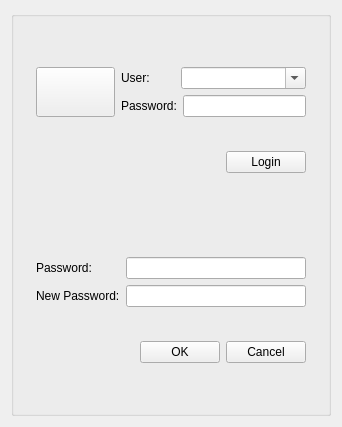
The window that userwidget.ui (wwlzq5/3tai) describes before a commit, drawn with Qt 5.
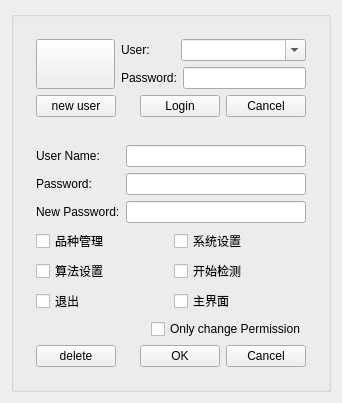
The same window after the commit.

```diff
--- a/userwidget.ui
+++ b/userwidget.ui
@@ -7,7 +7,7 @@
     <x>0</x>
     <y>0</y>
     <width>342</width>
-    <height>427</height>
+    <height>400</height>
    </rect>
   </property>
   <property name="maximumSize">
@@ -27,11 +27,52 @@
      </property>
      <layout class="QGridLayout" name="gridLayout">
       <item row="0" column="0">
-       <layout class="QVBoxLayout" name="verticalLayout_3" stretch="1,1">
+       <layout class="QVBoxLayout" name="verticalLayout_3" stretch="2,3">
+        <property name="bottomMargin">
+         <number>0</number>
+        </property>
         <item>
          <widget class="QWidget" name="widget_LogIn" native="true">
           <layout class="QGridLayout" name="gridLayout_4">
-           <item row="0" column="0" colspan="2">
+           <item row="1" column="1">
+            <spacer name="horizontalSpacer">
+             <property name="orientation">
+              <enum>Qt::Horizontal</enum>
+             </property>
+             <property name="sizeHint" stdset="0">
+              <size>
+               <width>166</width>
+               <height>20</height>
+              </size>
+             </property>
+            </spacer>
+           </item>
+           <item row="1" column="2">
+            <layout class="QHBoxLayout" name="horizontalLayout_3">
+             <item>
+              <widget class="QPushButton" name="pushButton_login">
+               <property name="text">
+                <string>Login</string>
+               </property>
+              </widget>
+             </item>
+             <item>
+              <widget class="QPushButton" name="pushButton_close">
+               <property name="text">
+                <string>Cancel</string>
+               </property>
+              </widget>
+             </item>
+            </layout>
+           </item>
+           <item row="1" column="0">
+            <widget class="QPushButton" name="pushButton_NewUser">
+             <property name="text">
+              <string>new user</string>
+             </property>
+            </widget>
+           </item>
+           <item row="0" column="0" colspan="3">
             <layout class="QHBoxLayout" name="horizontalLayout_5" stretch="3,7">
              <item>
               <widget class="QPushButton" name="pushButton_image">
@@ -84,62 +125,125 @@
              </item>
             </layout>
            </item>
-           <item row="1" column="0">
-            <spacer name="horizontalSpacer">
-             <property name="orientation">
-              <enum>Qt::Horizontal</enum>
-             </property>
-             <property name="sizeHint" stdset="0">
-              <size>
-               <width>166</width>
-               <height>20</height>
-              </size>
-             </property>
-            </spacer>
-           </item>
-           <item row="1" column="1">
-            <layout class="QHBoxLayout" name="horizontalLayout_3">
-             <item>
-              <widget class="QPushButton" name="pushButton_login">
-               <property name="text">
-                <string>Login</string>
-               </property>
-              </widget>
-             </item>
-            </layout>
-           </item>
           </layout>
          </widget>
         </item>
         <item>
          <widget class="QWidget" name="widget_ChangePassWord" native="true">
-          <layout class="QGridLayout" name="gridLayout_6">
-           <item row="0" column="0">
+          <layout class="QVBoxLayout" name="verticalLayout_2">
+           <item>
             <layout class="QGridLayout" name="gridLayout_3">
-             <item row="0" column="0">
+             <item row="1" column="0">
               <widget class="QLabel" name="label_password_2">
                <property name="text">
                 <string>Password:</string>
                </property>
               </widget>
              </item>
-             <item row="0" column="1">
+             <item row="1" column="1">
               <widget class="QLineEdit" name="lineEdit_passWord2"/>
              </item>
-             <item row="1" column="0">
+             <item row="2" column="0">
               <widget class="QLabel" name="label_password_3">
                <property name="text">
                 <string>New Password:</string>
                </property>
               </widget>
              </item>
-             <item row="1" column="1">
+             <item row="2" column="1">
               <widget class="QLineEdit" name="lineEdit_newPassWord"/>
              </item>
+             <item row="0" column="0">
+              <widget class="QLabel" name="label_UserName">
+               <property name="text">
+                <string>User Name:</string>
+               </property>
+              </widget>
+             </item>
+             <item row="0" column="1">
+              <widget class="QLineEdit" name="lineEdit_UserName"/>
+             </item>
             </layout>
            </item>
-           <item row="1" column="0">
+           <item>
+            <layout class="QGridLayout" name="gridLayout_5">
+             <item row="0" column="0">
+              <widget class="QCheckBox" name="checkBox_1">
+               <property name="text">
+                <string>品种管理</string>
+               </property>
+              </widget>
+             </item>
+             <item row="0" column="1">
+              <widget class="QCheckBox" name="checkBox_2">
+               <property name="text">
+                <string>系统设置</string>
+               </property>
+              </widget>
+             </item>
+             <item row="1" column="0">
+              <widget class="QCheckBox" name="checkBox_3">
+               <property name="text">
+                <string>算法设置</string>
+               </property>
+              </widget>
+             </item>
+             <item row="1" column="1">
+              <widget class="QCheckBox" name="checkBox_4">
+               <property name="text">
+                <string>开始检测</string>
+               </property>
+              </widget>
+             </item>
+             <item row="2" column="0">
+              <widget class="QCheckBox" name="checkBox_5">
+               <property name="text">
+                <string>退出</string>
+               </property>
+              </widget>
+             </item>
+             <item row="2" column="1">
+              <widget class="QCheckBox" name="checkBox_6">
+               <property name="text">
+                <string>主界面</string>
+               </property>
+              </widget>
+             </item>
+            </layout>
+           </item>
+           <item>
+            <layout class="QHBoxLayout" name="horizontalLayout_6">
+             <item>
+              <spacer name="horizontalSpacer_3">
+               <property name="orientation">
+                <enum>Qt::Horizontal</enum>
+               </property>
+               <property name="sizeHint" stdset="0">
+                <size>
+                 <width>40</width>
+                 <height>20</height>
+                </size>
+               </property>
+              </spacer>
+             </item>
+             <item>
+              <widget class="QCheckBox" name="checkBox_OnlyChangePermission">
+               <property name="text">
+                <string>Only change Permission</string>
+               </property>
+              </widget>
+             </item>
+            </layout>
+           </item>
+           <item>
             <layout class="QHBoxLayout" name="horizontalLayout">
+             <item>
+              <widget class="QPushButton" name="pushButton_deleteUser">
+               <property name="text">
+                <string>delete</string>
+               </property>
+              </widget>
+             </item>
              <item>
               <spacer name="horizontalSpacer_2">
                <property name="orientation">
```
Left out of the diff: 3 changed lines with no effect on the pictures.
